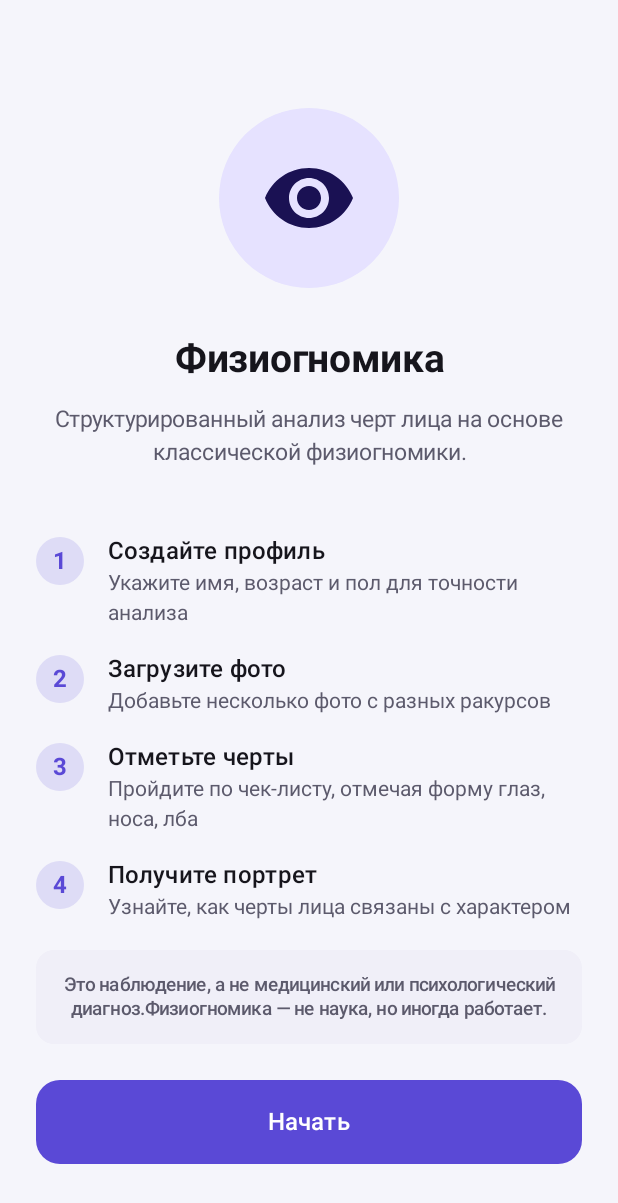
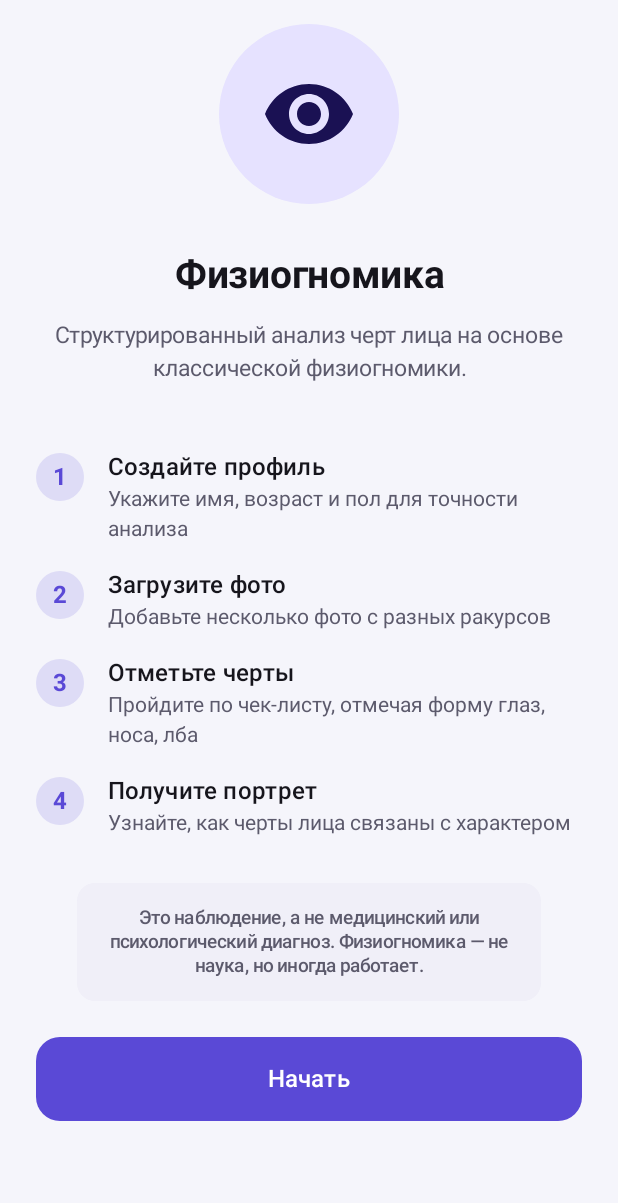
Before and after one commit to kirKirKir22/Physiognomy, an Android app built with Jetpack Compose: the screen it shows after launch (MainActivity), on a phone screen of 412 x 824 dp. Shown: the top 1203 px of the screen. Run offline under Robolectric (Android 15) with nearby library versions, the phone set to English and light mode, and no system bars.

Commit message:
UI: Adaptive onboarding screen

```diff
--- a/app/src/main/java/com/kirill/physiognomy/presentation/onboarding/OnboardingScreen.kt
+++ b/app/src/main/java/com/kirill/physiognomy/presentation/onboarding/OnboardingScreen.kt
@@ -1,29 +1,14 @@
 package com.kirill.physiognomy.presentation.onboarding
 
 import androidx.compose.foundation.background
-import androidx.compose.foundation.layout.Arrangement
-import androidx.compose.foundation.layout.Box
-import androidx.compose.foundation.layout.Column
-import androidx.compose.foundation.layout.Row
-import androidx.compose.foundation.layout.Spacer
-import androidx.compose.foundation.layout.fillMaxSize
-import androidx.compose.foundation.layout.fillMaxWidth
-import androidx.compose.foundation.layout.height
-import androidx.compose.foundation.layout.padding
-import androidx.compose.foundation.layout.size
-import androidx.compose.foundation.layout.width
+import androidx.compose.foundation.layout.*
 import androidx.compose.foundation.rememberScrollState
 import androidx.compose.foundation.shape.CircleShape
 import androidx.compose.foundation.shape.RoundedCornerShape
 import androidx.compose.foundation.verticalScroll
 import androidx.compose.material.icons.Icons
 import androidx.compose.material.icons.filled.Visibility
-import androidx.compose.material3.Button
-import androidx.compose.material3.ButtonDefaults
-import androidx.compose.material3.Icon
-import androidx.compose.material3.MaterialTheme
-import androidx.compose.material3.Surface
-import androidx.compose.material3.Text
+import androidx.compose.material3.*
 import androidx.compose.runtime.Composable
 import androidx.compose.ui.Alignment
 import androidx.compose.ui.Modifier
@@ -31,6 +16,7 @@ import androidx.compose.ui.draw.clip
 import androidx.compose.ui.text.font.FontWeight
 import androidx.compose.ui.text.style.TextAlign
 import androidx.compose.ui.unit.dp
+import androidx.compose.foundation.layout.statusBarsPadding // <-- Добавляем импорт
 
 @Composable
 fun OnboardingScreen(
@@ -40,16 +26,23 @@ fun OnboardingScreen(
         modifier = Modifier.fillMaxSize(),
         color = MaterialTheme.colorScheme.background
     ) {
+        Box(
+            modifier = Modifier.fillMaxSize(),
+            contentAlignment = Alignment.TopCenter
+        ) {
             Column(
                 modifier = Modifier
-                .fillMaxSize()
+                    .fillMaxWidth()
+                    .widthIn(max = 500.dp)
+                    // 1. Отступ от статус-бара и камеры сверху
+                    .statusBarsPadding()
                     .verticalScroll(rememberScrollState())
-                .padding(24.dp),
+                    // 2. Жесткий отступ снизу (80dp), чтобы кнопка не лезла на навигацию
+                    // 3. По бокам по 24dp
+                    .padding(start = 24.dp, end = 24.dp, top = 16.dp, bottom = 80.dp),
                 horizontalAlignment = Alignment.CenterHorizontally
             ) {
-            Spacer(modifier = Modifier.height(48.dp))
-
-            // 1. Визуальный якорь (Иконка)
+                // 1. Иконка
                 Box(
                     modifier = Modifier
                         .size(120.dp)
@@ -87,45 +80,29 @@ fun OnboardingScreen(
 
                 Spacer(modifier = Modifier.height(48.dp))
 
-            // 4. Как это работает (4 шага)
+                // 4. Шаги
                 Column(
                     modifier = Modifier.fillMaxWidth(),
-                verticalArrangement = Arrangement.spacedBy(20.dp) // Чуть уменьшил отступ, чтобы влезло
+                    verticalArrangement = Arrangement.spacedBy(20.dp)
                 ) {
-                StepRow(
-                    number = "1",
-                    title = "Создайте профиль",
-                    description = "Укажите имя, возраст и пол для точности анализа"
-                )
-                StepRow(
-                    number = "2",
-                    title = "Загрузите фото",
-                    description = "Добавьте несколько фото с разных ракурсов"
-                )
-                StepRow(
-                    number = "3",
-                    title = "Отметьте черты",
-                    description = "Пройдите по чек-листу, отмечая форму глаз, носа, лба"
-                )
-                StepRow(
-                    number = "4",
-                    title = "Получите портрет",
-                    description = "Узнайте, как черты лица связаны с характером"
-                )
+                    StepRow("1", "Создайте профиль", "Укажите имя, возраст и пол для точности анализа")
+                    StepRow("2", "Загрузите фото", "Добавьте несколько фото с разных ракурсов")
+                    StepRow("3", "Отметьте черты", "Пройдите по чек-листу, отмечая форму глаз, носа, лба")
+                    StepRow("4", "Получите портрет", "Узнайте, как черты лица связаны с характером")
                 }
 
-            Spacer(modifier = Modifier.weight(1f))
+                Spacer(modifier = Modifier.height(32.dp))
 
                 // 5. Дисклеймер
                 Box(
                     modifier = Modifier
-                    .fillMaxWidth()
+                        .fillMaxWidth(0.85f)
                         .clip(RoundedCornerShape(12.dp))
                         .background(MaterialTheme.colorScheme.surfaceVariant)
                         .padding(16.dp)
                 ) {
                     Text(
-                    text = "Это наблюдение, а не медицинский или психологический диагноз." +
+                        text = "Это наблюдение, а не медицинский или психологический диагноз. " +
                                 "Физиогномика — не наука, но иногда работает.",
                         style = MaterialTheme.typography.labelMedium,
                         color = MaterialTheme.colorScheme.onSurfaceVariant,
@@ -152,13 +129,11 @@ fun OnboardingScreen(
                         color = MaterialTheme.colorScheme.onPrimary
                     )
                 }
-
-            Spacer(modifier = Modifier.height(24.dp))
+            }
         }
     }
 }
 
-// Вспомогательный компонент для шагов
 @Composable
 private fun StepRow(
     number: String,
@@ -169,7 +144,6 @@ private fun StepRow(
         modifier = Modifier.fillMaxWidth(),
         verticalAlignment = Alignment.Top
     ) {
-        // Номер шага в кружке
         Box(
             modifier = Modifier
                 .size(32.dp)
@@ -187,7 +161,6 @@ private fun StepRow(
 
         Spacer(modifier = Modifier.width(16.dp))
 
-        // Текст шага
         Column {
             Text(
                 text = title,
```
Lines whose indentation alone changed are shown as unchanged.
